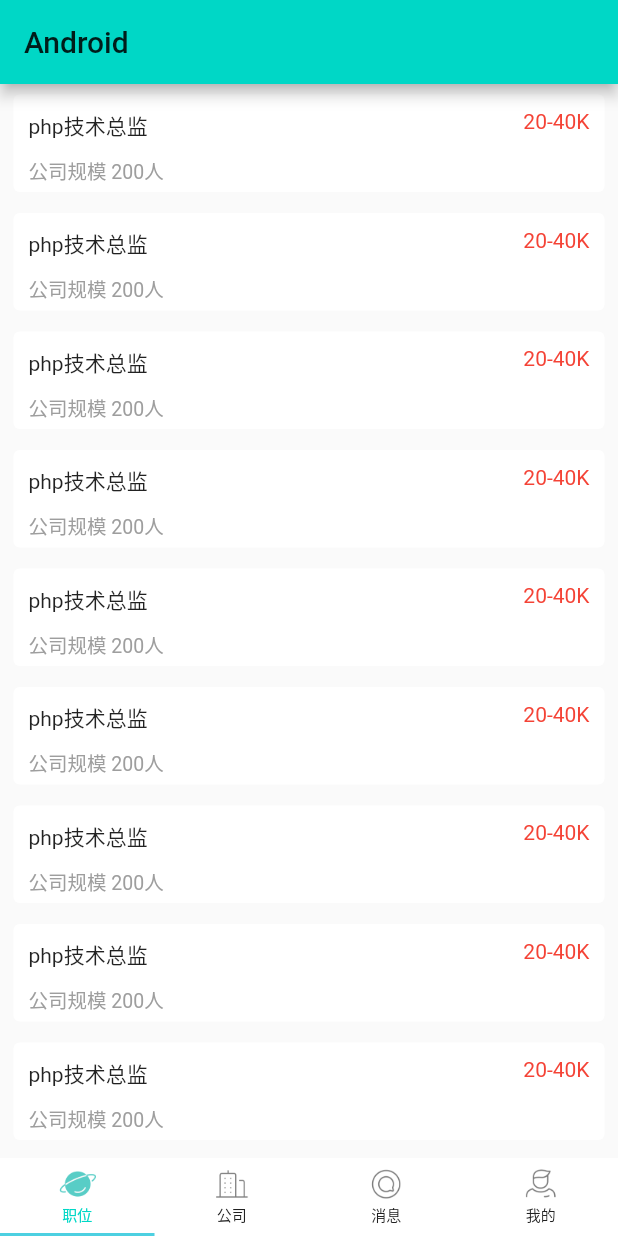
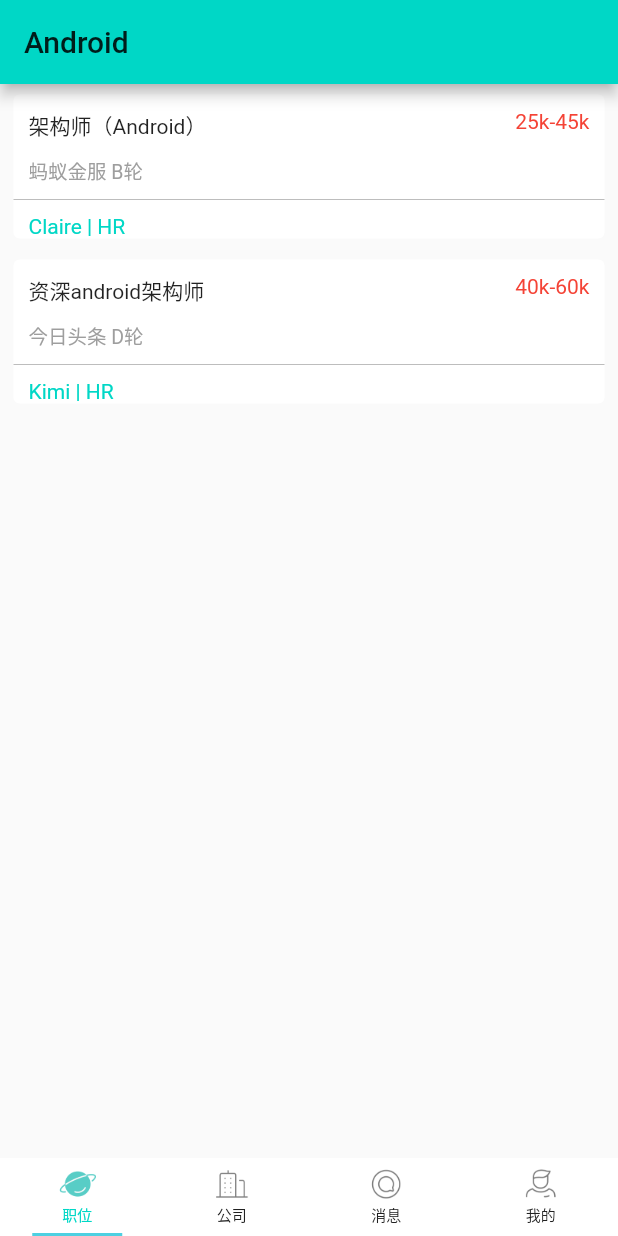
Before and after one commit to icookingcode/boss, a Flutter app: the screen it shows after launch, on a phone screen of 412 x 824 dp. Run offline on Flutter 3.47's test engine with Material 2 defaults, Android fonts, the phone set to English and light mode, and no system bars.

Commit message:
职位模块

```diff
--- a/lib/boss_app.dart
+++ b/lib/boss_app.dart
@@ -1,4 +1,4 @@
-import 'package:boss/view/job_view.dart';
+import 'package:boss/view/jobs_view.dart';
 import 'package:boss/widget/icon_tab.dart';
 import 'package:boss/widget/icon_tab2.dart';
 import 'package:flutter/material.dart';
@@ -42,7 +42,7 @@ class _BossAppState extends State<BossApp> with SingleTickerProviderStateMixin {
     return Scaffold(
       body: TabBarView(
         children: [
-          JobView(),
+          JobTab(),
           Text('2'),
           Text('3'),
           Text('4'),
@@ -52,6 +52,8 @@ class _BossAppState extends State<BossApp> with SingleTickerProviderStateMixin {
       bottomNavigationBar: Material(
         color: Colors.white,
         child: TabBar(
+          indicatorSize: TabBarIndicatorSize.label,
+          labelStyle: TextStyle(fontSize: 13),
           controller: _controller,
 //          tabs: _getTabBarView2(),
           tabs: _getTabBarView(),
--- a/lib/item/joblist_item.dart
+++ b/lib/item/joblist_item.dart
@@ -45,7 +45,8 @@ class JobListItem extends StatelessWidget {
                       ],
                     ),
                     Container(
-                      margin: EdgeInsets.only(top: 5.0,left: 10.0,bottom: 5.0),
+                      margin:
+                          EdgeInsets.only(top: 5.0, left: 10.0, bottom: 5.0),
                       child: Text(
                         job.cname + ' ' + job.size,
                         textAlign: TextAlign.left,
@@ -54,6 +55,23 @@ class JobListItem extends StatelessWidget {
                           color: Colors.grey,
                         ),
                       ),
+                    ),
+                    Divider(
+                      height: 10,
+                      color: Colors.grey[400],
+                    ),
+                    Row(
+                      children: <Widget>[
+                        Padding(
+                          padding: EdgeInsets.only(left: 10, top: 5, right: 10),
+                          child: Text(
+                            job.username + " | " + job.title,
+                            style: TextStyle(
+                              color: Theme.of(context).primaryColor,
+                            ),
+                          ),
+                        ),
+                      ],
                     ),
                   ],
                 ),
--- a/lib/view/job_view.dart
+++ /dev/null
@@ -1,24 +0,0 @@
-import 'package:boss/item/joblist_item.dart';
-import 'package:boss/model/job.dart';
-import 'package:flutter/material.dart';
-class JobView extends StatefulWidget {
-  @override
-  _JobViewState createState() => _JobViewState();
-}
-
-class _JobViewState extends State<JobView> {
-  @override
-  Widget build(BuildContext context) {
-    return Scaffold(
-      appBar: AppBar(
-        title: Text('Android'),
-      ),
-      body: ListView.builder(itemBuilder: _buildItem,itemCount: 10,),
-    );
-  }
-
-  Widget _buildItem(BuildContext context,int index){
-    Job job = Job(title: 'php技术总监',cname: '公司规模',size: '200人',salary: '20-40K',username: '',name: 'php技术总监');
-    return JobListItem(job: job,);
-  }
-}
--- /dev/null
+++ b/lib/view/jobs_view.dart
@@ -0,0 +1,54 @@
+import 'package:boss/item/joblist_item.dart';
+import 'package:boss/model/job.dart';
+import 'package:flutter/material.dart';
+
+class JobTab extends StatefulWidget {
+  @override
+  _JobTabState createState() => _JobTabState();
+}
+
+class _JobTabState extends State<JobTab> {
+  List<Job> _jobs = [];
+
+  @override
+  void initState() {
+    super.initState();
+    getJobList();
+  }
+
+  @override
+  Widget build(BuildContext context) {
+    return Scaffold(
+      appBar: AppBar(
+        title: Text('Android'),
+      ),
+      body: ListView.builder(
+        itemBuilder: _buildItem,
+        itemCount: _jobs.length,
+      ),
+    );
+  }
+
+  Widget _buildItem(BuildContext context, int index) {
+    return InkWell(
+      onTap: () {
+        showDialog(
+            context: context,
+            builder: (context) => AlertDialog(
+                  content: Text(
+                    '敬请期待...',
+                    style: TextStyle(fontSize: 20),
+                  ),
+                ));
+      },
+      child: JobListItem(
+        job: _jobs[index],
+      ),
+    );
+  }
+
+  void getJobList() {
+    _jobs = Job.fromJson(
+        "{\"list\": [{\"name\": \"架构师（Android）\",\"cname\": \"蚂蚁金服\",\"size\": \"B轮\",\"salary\": \"25k-45k\",\"username\": \"Claire\",\"title\": \"HR\"}, {\"name\": \"资深android架构师\",\"cname\": \"今日头条\",\"size\": \"D轮\",\"salary\": \"40k-60k\",\"username\": \"Kimi\",\"title\": \"HR\"}]}");
+  }
+}
```
